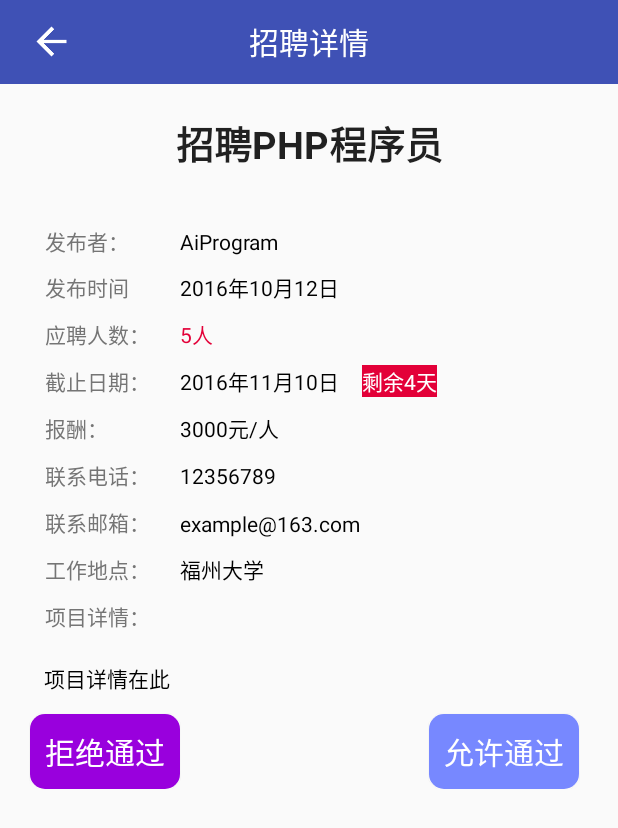
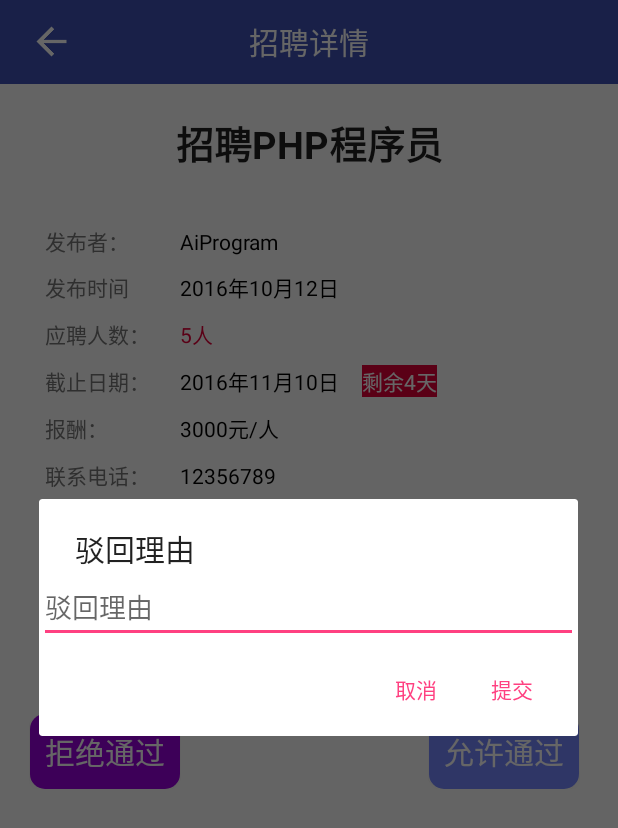
Before and after one commit to AiProgram/TAC-Android, an Android app: the JobContentForAdmin screen opened directly, with no data from a screen before it, after a tap on "拒绝通过", on a phone screen of 412 x 824 dp. Shown: the top 828 px of the screen. Run offline under Robolectric (Android 15) with nearby library versions, the phone set to English and light mode, and no system bars; 9 statements that could not run were skipped.

Commit message:
完成了拒绝理由查看及填写功能

```diff
--- a/app/src/main/java/com/tac/iparttimejob/UI/Admin/JobContentForAdmin.java
+++ b/app/src/main/java/com/tac/iparttimejob/UI/Admin/JobContentForAdmin.java
@@ -1,11 +1,14 @@
 package com.tac.iparttimejob.UI.Admin;
 
+import android.content.DialogInterface;
 import android.os.Bundle;
 import android.support.annotation.Nullable;
 import android.support.v7.app.AlertDialog;
 import android.support.v7.app.AppCompatActivity;
+import android.view.LayoutInflater;
 import android.view.View;
 import android.widget.Button;
+import android.widget.EditText;
 import android.widget.TextView;
 import android.widget.Toast;
 
@@ -86,27 +89,28 @@ public class JobContentForAdmin extends AppCompatActivity{
             @Override
             public void onClick(View view) {
                 //驳回
-                Map<String,String> rejectJob=new LinkedHashMap<String, String>();
-                rejectJob.put("recruitid",Object.recuitObject.getRecruitid());
-                rejectJob.put("status", DataType.JOB_STATUS_REJECTED+"");
-                EditInformation.setRecruitStatus(rejectJob, new HttpCallBackListener() {
-                    @Override
-                    public void onFinish(String result) {
-                        //驳回成功
-                        finish();
-                    }
-
-                    @Override
-                    public void onError(String error) {
-                        runOnUiThread(new Runnable() {
-                            @Override
-                            public void run() {
-                                //提示失败
-                                Toast.makeText(JobContentForAdmin.this,"驳回失败",Toast.LENGTH_SHORT).show();
-                            }
-                        });
-                    }
-                });
+//                Map<String,String> rejectJob=new LinkedHashMap<String, String>();
+//                rejectJob.put("recruitid",Object.recuitObject.getRecruitid());
+//                rejectJob.put("status", DataType.JOB_STATUS_REJECTED+"");
+//                EditInformation.setRecruitStatus(rejectJob, new HttpCallBackListener() {
+//                    @Override
+//                    public void onFinish(String result) {
+//                        //驳回成功
+//                        finish();
+//                    }
+//
+//                    @Override
+//                    public void onError(String error) {
+//                        runOnUiThread(new Runnable() {
+//                            @Override
+//                            public void run() {
+//                                //提示失败
+//                                Toast.makeText(JobContentForAdmin.this,"驳回失败",Toast.LENGTH_SHORT).show();
+//                            }
+//                        });
+//                    }
+//                });
+                showReasonDialog();
             }
         });
 
@@ -131,4 +135,55 @@ public class JobContentForAdmin extends AppCompatActivity{
             }
         });
     }
+
+    //展示拒绝发布理由的输入框
+    private void showReasonDialog(){
+        //动态加载Dialog布局
+        final View dialogView= LayoutInflater.from(this).inflate(R.layout.dialog_reason_input,null);
+        final AlertDialog.Builder builder=new AlertDialog.Builder(this);
+        builder.setView(dialogView);
+        builder.setTitle("驳回理由");
+        builder.setPositiveButton("提交", new DialogInterface.OnClickListener() {
+            //输入驳回理由并提交修改
+            @Override
+            public void onClick(DialogInterface dialogInterface, int i) {
+                //提交拒绝理由
+                EditText et_reject_reason=(EditText) dialogView.findViewById(R.id.et_reject_reason);
+                String reason=et_reject_reason.getText().toString();
+                Map<String,String> reject=new LinkedHashMap<String, String>();
+                reject.put("recruitid",Object.recuitObject.getRecruitid());
+                reject.put("status",DataType.JOB_STATUS_REJECTED+"");
+                reject.put("reason",reason);
+                EditInformation.changeRecruitReason(reject, new HttpCallBackListener() {
+                    @Override
+                    public void onFinish(String result) {
+                        runOnUiThread(new Runnable() {
+                            @Override
+                            public void run() {
+                                Toast.makeText(JobContentForAdmin.this,"修改成功",Toast.LENGTH_SHORT).show();
+                                finish();
+                            }
+                        });
+                    }
+
+                    @Override
+                    public void onError(String error) {
+                        runOnUiThread(new Runnable() {
+                            @Override
+                            public void run() {
+                                Toast.makeText(JobContentForAdmin.this,"操作失败",Toast.LENGTH_SHORT).show();
+                            }
+                        });
+                    }
+                });
+            }
+        });
+        builder.setNegativeButton("取消", new DialogInterface.OnClickListener() {
+            @Override
+            public void onClick(DialogInterface dialogInterface, int i) {
+
+            }
+        });
+        builder.show();
+    }
 }
--- /dev/null
+++ b/app/src/main/res/layout/dialog_reason_input.xml
@@ -0,0 +1,15 @@
+<?xml version="1.0" encoding="utf-8"?>
+<LinearLayout xmlns:android="http://schemas.android.com/apk/res/android"
+    android:layout_width="match_parent"
+    android:layout_height="match_parent">
+
+    <EditText
+        android:layout_width="wrap_content"
+        android:layout_height="wrap_content"
+        android:inputType="textPersonName"
+        android:text=""
+        android:ems="10"
+        android:id="@+id/et_reject_reason"
+        android:layout_weight="1"
+        android:hint="驳回理由"/>
+</LinearLayout>
--- a/build.gradle
+++ b/build.gradle
@@ -5,7 +5,7 @@ buildscript {
         jcenter()
     }
     dependencies {
-        classpath 'com.android.tools.build:gradle:2.2.2'
+        classpath 'com.android.tools.build:gradle:2.2.3'
 
         // NOTE: Do not place your application dependencies here; they belong
         // in the individual module build.gradle files
```
Also changed, not shown: app/src/main/java/com/tac/iparttimejob/UI/GiveAndReceiveJobs/JobContentForGiver.java (+19 -0 lines).
